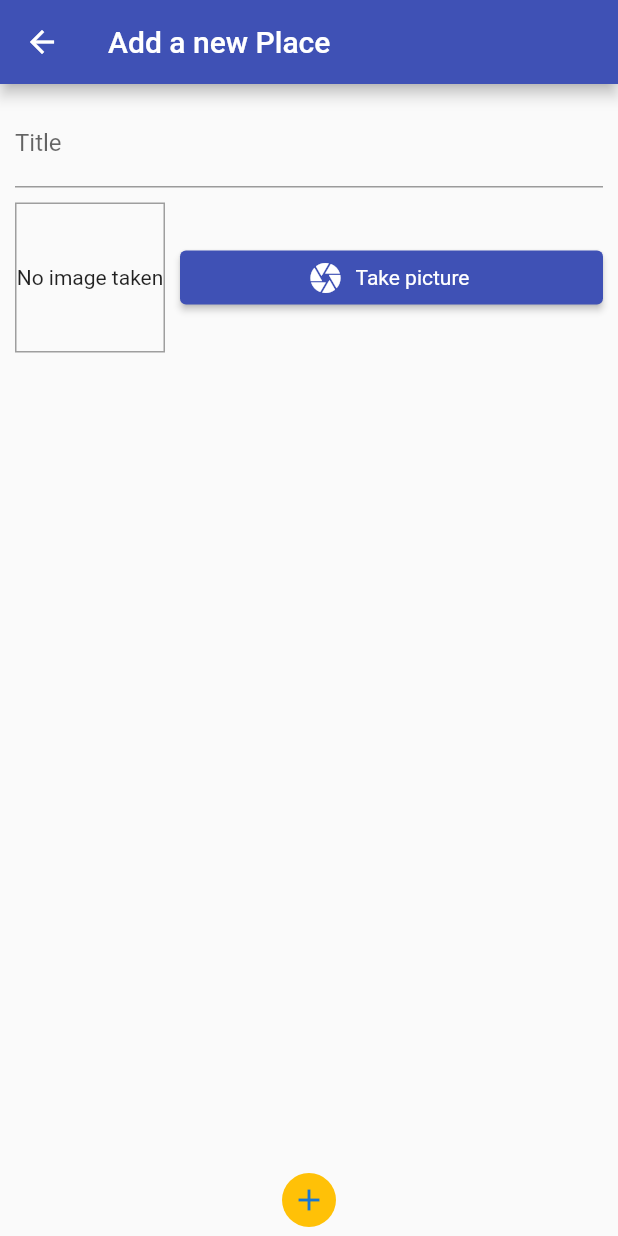
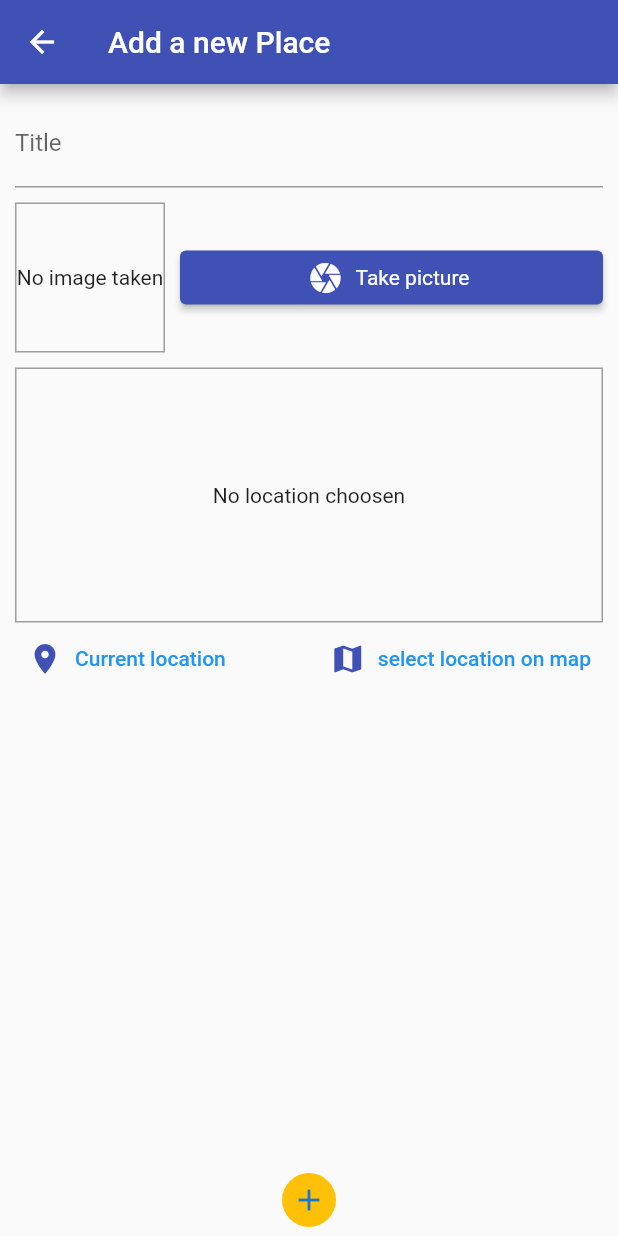
Before and after one commit to KotBarboz/great_places, a Flutter app: the AddPlaceScreen screen opened by its route, on a phone screen of 412 x 824 dp. Run offline on Flutter 3.47's test engine with Material 2 defaults, Android fonts, the phone set to English and light mode, and no system bars; our stand-ins replace image_picker, location, shelf, sqflite; accounts and stored records are empty.

Commit message:
adding a location input

```diff
--- a/lib/screens/add_place_screen.dart
+++ b/lib/screens/add_place_screen.dart
@@ -3,6 +3,7 @@ import 'dart:io';
 import 'package:flutter/material.dart';
 import 'package:great_places/providers/great_places.dart';
 import 'package:great_places/widgets/image_input.dart';
+import 'package:great_places/widgets/location_input.dart';
 import 'package:provider/provider.dart';
 
 class AddPlaceScreen extends StatefulWidget {
@@ -54,6 +55,10 @@ class _AddPlaceScreenState extends State<AddPlaceScreen> {
                         height: 10,
                       ),
                       ImageInput(_selectImage),
+                      const SizedBox(
+                        height: 10,
+                      ),
+                      LocationInput(),
                     ],
                   ),
                 ),
--- /dev/null
+++ b/lib/widgets/location_input.dart
@@ -0,0 +1,67 @@
+import 'package:flutter/material.dart';
+import 'package:location/location.dart';
+
+class LocationInput extends StatefulWidget {
+  @override
+  State<LocationInput> createState() => _LocationInputState();
+}
+
+class _LocationInputState extends State<LocationInput> {
+  String? _previewImageUrl;
+
+  Future<void> _getCurrentUserLocation() async {
+    final locData = await Location().getLocation();
+    print(locData.latitude);
+    print(locData.longitude);
+  }
+
+  @override
+  Widget build(BuildContext context) {
+    return Column(
+      children: [
+        Container(
+          height: 170,
+          width: double.infinity,
+          alignment: Alignment.center,
+          decoration:
+              BoxDecoration(border: Border.all(width: 1, color: Colors.grey)),
+          child: _previewImageUrl == null
+              ? const Text(
+                  'No location choosen',
+                  textAlign: TextAlign.center,
+                )
+              : Image.network(
+                  _previewImageUrl!,
+                  fit: BoxFit.cover,
+                  width: double.infinity,
+                ),
+        ),
+        Row(
+          mainAxisAlignment: MainAxisAlignment.spaceBetween,
+          children: [
+            TextButton.icon(
+              onPressed: _getCurrentUserLocation,
+              icon: const Icon(Icons.location_on),
+              label: Text(
+                'Current location',
+                style: TextStyle(
+                  color: Theme.of(context).primaryColor,
+                ),
+              ),
+            ),
+            TextButton.icon(
+              onPressed: () {},
+              icon: const Icon(Icons.map),
+              label: Text(
+                'select location on map',
+                style: TextStyle(
+                  color: Theme.of(context).primaryColor,
+                ),
+              ),
+            )
+          ],
+        ),
+      ],
+    );
+  }
+}
--- a/pubspec.yaml
+++ b/pubspec.yaml
@@ -41,6 +41,7 @@ dependencies:
   path_provider: ^2.0.11
   path: ^1.8.2
   sqflite: ^2.2.3
+  location: ^4.4.0
 dev_dependencies:
   flutter_test:
     sdk: flutter
```
Also changed, not shown: pubspec.lock, 2 other files.
